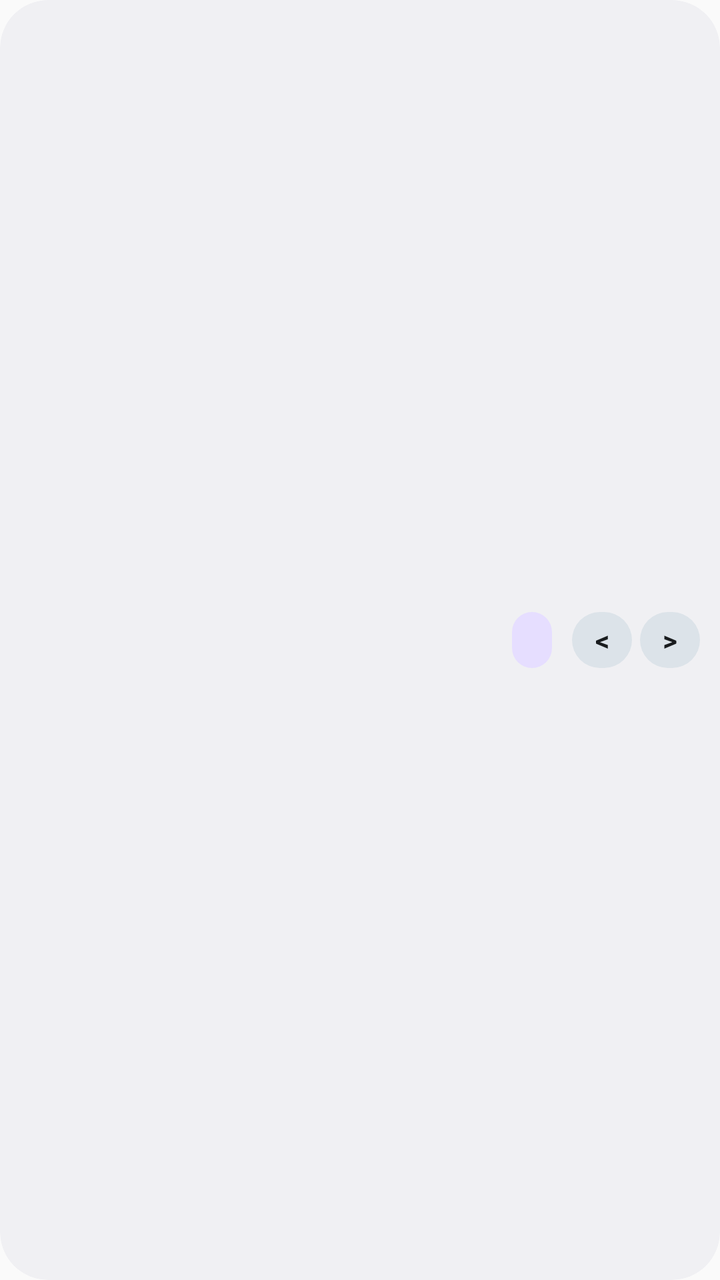
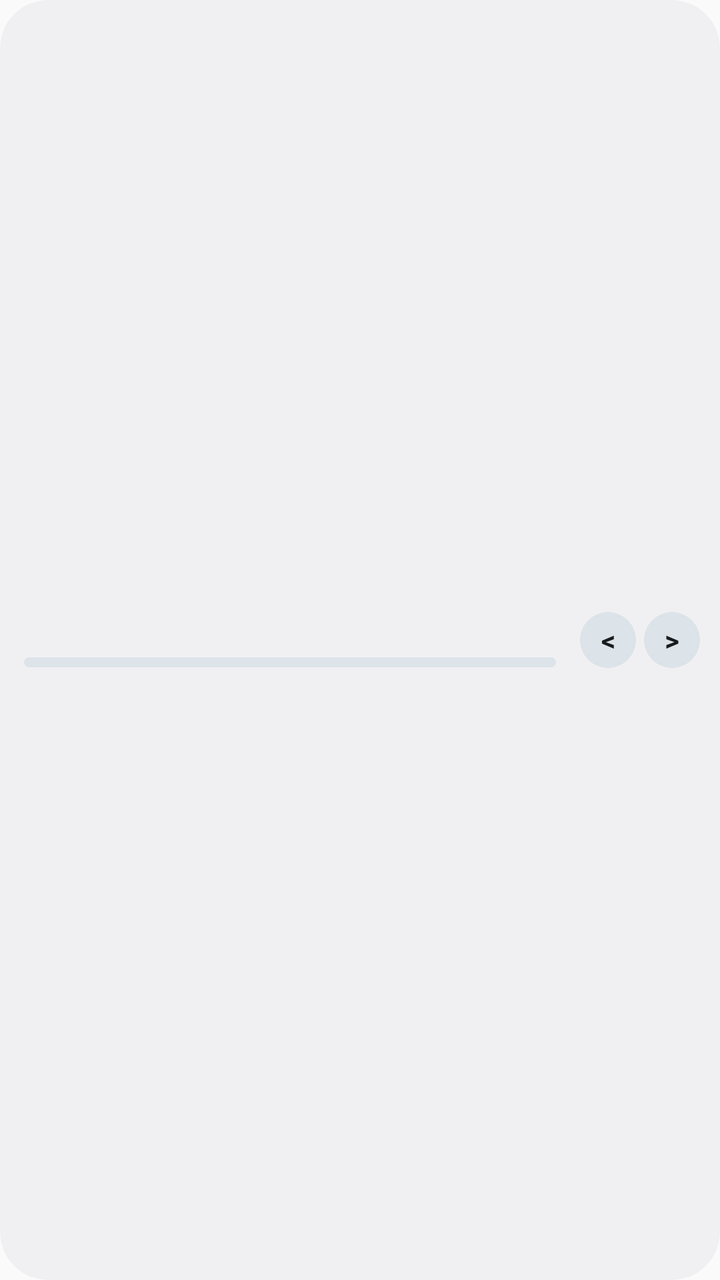

An Android layout rendered at two revisions. The XML below is the earlier revision; the diff shows what the commit changed to produce the second picture.
<!-- AndroidManifest.xml: application theme Theme.TotalCheck -->
<!-- res/layout/widget_counter_bar.xml -->
<?xml version="1.0" encoding="utf-8"?>
<LinearLayout xmlns:android="http://schemas.android.com/apk/res/android"
    android:layout_width="match_parent"
    android:layout_height="match_parent"
    android:background="@drawable/widget_bg_rounded"
    android:clipToOutline="true"
    android:gravity="center_vertical"
    android:orientation="horizontal"
    android:paddingBottom="6dp"
    android:paddingEnd="10dp"
    android:paddingStart="12dp"
    android:paddingTop="6dp">

    
    <ViewFlipper
        android:id="@+id/widget_counter_flipper"
        android:layout_width="0dp"
        android:layout_height="match_parent"
        android:layout_weight="1"
        android:autoStart="false"
        android:inAnimation="@anim/widget_flipper_in"
        android:measureAllChildren="false"
        android:outAnimation="@anim/widget_flipper_out">

        
        <LinearLayout
            android:layout_width="match_parent"
            android:layout_height="match_parent"
            android:gravity="center_vertical"
            android:orientation="horizontal">

            <LinearLayout
                android:id="@+id/widget_counter_open_app_0"
                android:layout_width="0dp"
                android:layout_height="match_parent"
                android:layout_weight="1"
                android:gravity="center_vertical"
                android:orientation="vertical">

                <TextView
                    android:id="@+id/widget_counter_title_0"
                    android:layout_width="match_parent"
                    android:layout_height="wrap_content"
                    android:ellipsize="end"
                    android:maxLines="1"
                    android:textColor="@color/widget_on_surface"
                    android:textSize="14sp"
                    android:textStyle="bold" />

                <LinearLayout
                    android:id="@+id/widget_counter_wide_info_0"
                    android:layout_width="match_parent"
                    android:layout_height="wrap_content"
                    android:layout_marginTop="3dp"
                    android:gravity="center_vertical"
                    android:orientation="horizontal"
                    android:visibility="gone">

                    <ProgressBar
                        android:id="@+id/widget_counter_progress_active_0"
                        style="?android:attr/progressBarStyleHorizontal"
                        android:layout_width="0dp"
                        android:layout_height="5dp"
                        android:layout_weight="1"
                        android:max="100"
                        android:progress="0"
                        android:progressDrawable="@drawable/widget_progress_active" />

                    <ProgressBar
                        android:id="@+id/widget_counter_progress_done_0"
                        style="?android:attr/progressBarStyleHorizontal"
                        android:layout_width="0dp"
                        android:layout_height="5dp"
                        android:layout_weight="1"
                        android:max="100"
                        android:progress="100"
                        android:progressDrawable="@drawable/widget_progress_done"
                        android:visibility="gone" />

                    <TextView
                        android:id="@+id/widget_counter_ratio_0"
                        android:layout_width="wrap_content"
                        android:layout_height="wrap_content"
                        android:layout_marginStart="6dp"
                        android:maxLines="1"
                        android:textColor="@color/widget_on_surface_variant"
                        android:textSize="11sp"
                        android:textStyle="normal" />
                </LinearLayout>
            </LinearLayout>

            <TextView
                android:id="@+id/widget_counter_badge_0"
                android:layout_width="wrap_content"
                android:layout_height="28dp"
                android:layout_marginStart="6dp"
                android:background="@drawable/widget_pill_tertiary_container"
                android:ellipsize="end"
                android:gravity="center"
                android:maxLines="1"
                android:paddingEnd="10dp"
                android:paddingStart="10dp"
                android:textColor="@color/widget_on_tertiary_container"
                android:textSize="12sp"
                android:textStyle="bold" />
        </LinearLayout>

        
        <LinearLayout
            android:layout_width="match_parent"
            android:layout_height="match_parent"
            android:gravity="center_vertical"
            android:orientation="horizontal">

            <LinearLayout
                android:id="@+id/widget_counter_open_app_1"
                android:layout_width="0dp"
                android:layout_height="match_parent"
                android:layout_weight="1"
                android:gravity="center_vertical"
                android:orientation="vertical">

                <TextView
                    android:id="@+id/widget_counter_title_1"
                    android:layout_width="match_parent"
                    android:layout_height="wrap_content"
                    android:ellipsize="end"
                    android:maxLines="1"
                    android:textColor="@color/widget_on_surface"
                    android:textSize="14sp"
                    android:textStyle="bold" />

                <LinearLayout
                    android:id="@+id/widget_counter_wide_info_1"
                    android:layout_width="match_parent"
                    android:layout_height="wrap_content"
                    android:layout_marginTop="3dp"
                    android:gravity="center_vertical"
                    android:orientation="horizontal"
                    android:visibility="gone">

                    <ProgressBar
                        android:id="@+id/widget_counter_progress_active_1"
                        style="?android:attr/progressBarStyleHorizontal"
                        android:layout_width="0dp"
                        android:layout_height="5dp"
                        android:layout_weight="1"
                        android:max="100"
                        android:progress="0"
                        android:progressDrawable="@drawable/widget_progress_active" />

                    <ProgressBar
                        android:id="@+id/widget_counter_progress_done_1"
                        style="?android:attr/progressBarStyleHorizontal"
                        android:layout_width="0dp"
                        android:layout_height="5dp"
                        android:layout_weight="1"
                        android:max="100"
                        android:progress="100"
                        android:progressDrawable="@drawable/widget_progress_done"
                        android:visibility="gone" />

                    <TextView
                        android:id="@+id/widget_counter_ratio_1"
                        android:layout_width="wrap_content"
                        android:layout_height="wrap_content"
                        android:layout_marginStart="6dp"
                        android:maxLines="1"
                        android:textColor="@color/widget_on_surface_variant"
                        android:textSize="11sp"
                        android:textStyle="normal" />
                </LinearLayout>
            </LinearLayout>

            <TextView
                android:id="@+id/widget_counter_badge_1"
                android:layout_width="wrap_content"
                android:layout_height="28dp"
                android:layout_marginStart="6dp"
                android:background="@drawable/widget_pill_tertiary_container"
                android:ellipsize="end"
                android:gravity="center"
                android:maxLines="1"
                android:paddingEnd="10dp"
                android:paddingStart="10dp"
                android:textColor="@color/widget_on_tertiary_container"
                android:textSize="12sp"
                android:textStyle="bold" />
        </LinearLayout>
    </ViewFlipper>

    
    <LinearLayout
        android:layout_width="wrap_content"
        android:layout_height="32dp"
        android:layout_marginStart="6dp"
        android:animateLayoutChanges="true"
        android:gravity="center_vertical"
        android:orientation="horizontal">

        <TextView
            android:id="@+id/widget_counter_btn_reset"
            android:layout_width="30dp"
            android:layout_height="28dp"
            android:background="@drawable/widget_pill_surface_variant"
            android:gravity="center"
            android:maxLines="1"
            android:text="@string/widget_reset_icon"
            android:textColor="@color/widget_on_surface_variant"
            android:textSize="13sp"
            android:textStyle="bold"
            android:visibility="gone" />

        <TextView
            android:id="@+id/widget_counter_btn_reset_confirm"
            android:layout_width="wrap_content"
            android:layout_height="28dp"
            android:background="@drawable/widget_pill_error_container"
            android:gravity="center"
            android:maxLines="1"
            android:paddingEnd="10dp"
            android:paddingStart="10dp"
            android:text="@string/widget_reset_confirm"
            android:textColor="@color/widget_on_error_container"
            android:textSize="12sp"
            android:textStyle="bold"
            android:visibility="gone" />

        <TextView
            android:id="@+id/widget_counter_btn_prev"
            android:layout_width="30dp"
            android:layout_height="28dp"
            android:layout_marginStart="4dp"
            android:background="@drawable/widget_pill_surface_variant"
            android:gravity="center"
            android:maxLines="1"
            android:text="@string/widget_prev_checklist"
            android:textColor="@color/widget_on_surface"
            android:textSize="14sp"
            android:textStyle="bold" />

        <TextView
            android:id="@+id/widget_counter_btn_next"
            android:layout_width="30dp"
            android:layout_height="28dp"
            android:layout_marginStart="4dp"
            android:background="@drawable/widget_pill_surface_variant"
            android:gravity="center"
            android:maxLines="1"
            android:text="@string/widget_next_checklist"
            android:textColor="@color/widget_on_surface"
            android:textSize="14sp"
            android:textStyle="bold" />
    </LinearLayout>
</LinearLayout>
<!-- resources referenced by this layout -->
<resources>
  <color name="widget_on_error_container">#410E0B</color>
  <color name="widget_on_surface">#181C24</color>
  <color name="widget_on_surface_variant">#535C6D</color>
  <color name="widget_on_tertiary_container">#3A2000</color>
  <!-- drawable widget_bg_rounded (drawable) -->
  <?xml version="1.0" encoding="utf-8"?>
  <shape xmlns:android="http://schemas.android.com/apk/res/android"
      android:shape="rectangle">
      <solid android:color="@color/widget_bg" />
      <corners android:radius="24dp" />
  </shape>
  <!-- drawable widget_pill_error_container (drawable) -->
  <?xml version="1.0" encoding="utf-8"?>
  <ripple xmlns:android="http://schemas.android.com/apk/res/android"
      android:color="@color/widget_ripple">
      <item android:id="@android:id/mask">
          <shape android:shape="rectangle">
              <solid android:color="#FFFFFFFF" />
              <corners android:radius="999dp" />
          </shape>
      </item>
      <item>
          <shape android:shape="rectangle">
              <solid android:color="@color/widget_error_container" />
              <corners android:radius="999dp" />
          </shape>
      </item>
  </ripple>
  <!-- drawable widget_pill_surface_variant (drawable) -->
  <?xml version="1.0" encoding="utf-8"?>
  <ripple xmlns:android="http://schemas.android.com/apk/res/android"
      android:color="@color/widget_ripple">
      <item android:id="@android:id/mask">
          <shape android:shape="rectangle">
              <solid android:color="#FFFFFFFF" />
              <corners android:radius="999dp" />
          </shape>
      </item>
      <item>
          <shape android:shape="rectangle">
              <solid android:color="@color/widget_surface_variant" />
              <corners android:radius="999dp" />
          </shape>
      </item>
  </ripple>
  <!-- drawable widget_pill_tertiary_container (drawable) -->
  <?xml version="1.0" encoding="utf-8"?>
  <ripple xmlns:android="http://schemas.android.com/apk/res/android"
      android:color="@color/widget_ripple">
      <item android:id="@android:id/mask">
          <shape android:shape="rectangle">
              <solid android:color="#FFFFFFFF" />
              <corners android:radius="999dp" />
          </shape>
      </item>
      <item>
          <shape android:shape="rectangle">
              <solid android:color="@color/widget_tertiary_container" />
              <corners android:radius="999dp" />
          </shape>
      </item>
  </ripple>
  <!-- drawable widget_progress_done (drawable) -->
  <?xml version="1.0" encoding="utf-8"?>
  <layer-list xmlns:android="http://schemas.android.com/apk/res/android">
      <item android:id="@android:id/background">
          <shape android:shape="rectangle">
              <solid android:color="@color/widget_surface_variant" />
              <corners android:radius="999dp" />
          </shape>
      </item>
      <item android:id="@android:id/progress">
          <clip>
              <shape android:shape="rectangle">
                  <solid android:color="@color/widget_primary" />
                  <corners android:radius="999dp" />
              </shape>
          </clip>
      </item>
  </layer-list>
  <string name="widget_next_checklist">&gt;</string>
  <string name="widget_prev_checklist">&lt;</string>
  <string name="widget_reset_confirm">Sure?</string>
  <string name="widget_reset_icon">↺</string>
  <style name="Theme.TotalCheck" parent="android:Theme.Material.Light.NoActionBar" />
  <color name="widget_bg">#F3F5FA</color>
  <color name="widget_ripple">#26181C24</color>
  <color name="widget_error_container">#F9DEDC</color>
  <color name="widget_surface_variant">#E1E7F2</color>
  <color name="widget_tertiary_container">#FFE8C2</color>
  <color name="widget_tertiary">#D97706</color>
  <color name="widget_primary">#2860C7</color>
  <!-- unchanged entries left out for length: 1 -->
</resources>

<!-- the commit's change to res/layout/widget_counter_bar.xml (unified diff, before → after) -->
@@ -24,168 +24,118 @@
 
         
         <LinearLayout
+            android:id="@+id/widget_counter_open_app_0"
             android:layout_width="match_parent"
             android:layout_height="match_parent"
             android:gravity="center_vertical"
-            android:orientation="horizontal">
+            android:orientation="vertical">
 
             <LinearLayout
-                android:id="@+id/widget_counter_open_app_0"
-                android:layout_width="0dp"
-                android:layout_height="match_parent"
-                android:layout_weight="1"
+                android:layout_width="match_parent"
+                android:layout_height="wrap_content"
                 android:gravity="center_vertical"
-                android:orientation="vertical">
+                android:orientation="horizontal">
 
                 <TextView
                     android:id="@+id/widget_counter_title_0"
-                    android:layout_width="match_parent"
-                    android:layout_height="wrap_content"
+                    android:layout_width="0dp"
+                    android:layout_height="wrap_content"
+                    android:layout_weight="1"
                     android:ellipsize="end"
                     android:maxLines="1"
                     android:textColor="@color/widget_on_surface"
-                    android:textSize="14sp"
-                    android:textStyle="bold" />
-
-                <LinearLayout
-                    android:id="@+id/widget_counter_wide_info_0"
-                    android:layout_width="match_parent"
-                    android:layout_height="wrap_content"
-                    android:layout_marginTop="3dp"
-                    android:gravity="center_vertical"
-                    android:orientation="horizontal"
-                    android:visibility="gone">
-
-                    <ProgressBar
-                        android:id="@+id/widget_counter_progress_active_0"
-                        style="?android:attr/progressBarStyleHorizontal"
-                        android:layout_width="0dp"
-                        android:layout_height="5dp"
-                        android:layout_weight="1"
-                        android:max="100"
-                        android:progress="0"
-                        android:progressDrawable="@drawable/widget_progress_active" />
-
-                    <ProgressBar
-                        android:id="@+id/widget_counter_progress_done_0"
-                        style="?android:attr/progressBarStyleHorizontal"
-                        android:layout_width="0dp"
-                        android:layout_height="5dp"
-                        android:layout_weight="1"
-                        android:max="100"
-                        android:progress="100"
-                        android:progressDrawable="@drawable/widget_progress_done"
-                        android:visibility="gone" />
-
-                    <TextView
-                        android:id="@+id/widget_counter_ratio_0"
-                        android:layout_width="wrap_content"
-                        android:layout_height="wrap_content"
-                        android:layout_marginStart="6dp"
-                        android:maxLines="1"
-                        android:textColor="@color/widget_on_surface_variant"
-                        android:textSize="11sp"
-                        android:textStyle="normal" />
-                </LinearLayout>
+                    android:textSize="13.5sp"
+                    android:textStyle="bold" />
+
+                <TextView
+                    android:id="@+id/widget_counter_count_0"
+                    android:layout_width="wrap_content"
+                    android:layout_height="wrap_content"
+                    android:layout_marginStart="6dp"
+                    android:maxLines="1"
+                    android:textColor="@color/widget_tertiary"
+                    android:textSize="11.5sp"
+                    android:textStyle="bold" />
             </LinearLayout>
 
-            <TextView
-                android:id="@+id/widget_counter_badge_0"
-                android:layout_width="wrap_content"
-                android:layout_height="28dp"
-                android:layout_marginStart="6dp"
-                android:background="@drawable/widget_pill_tertiary_container"
-                android:ellipsize="end"
-                android:gravity="center"
-                android:maxLines="1"
-                android:paddingEnd="10dp"
-                android:paddingStart="10dp"
-                android:textColor="@color/widget_on_tertiary_container"
-                android:textSize="12sp"
-                android:textStyle="bold" />
+            <ProgressBar
+                android:id="@+id/widget_counter_progress_active_0"
+                style="?android:attr/progressBarStyleHorizontal"
+                android:layout_width="match_parent"
+                android:layout_height="5dp"
+                android:layout_marginTop="4dp"
+                android:max="100"
+                android:progress="0"
+                android:progressDrawable="@drawable/widget_progress_active" />
+
+            <ProgressBar
+                android:id="@+id/widget_counter_progress_done_0"
+                style="?android:attr/progressBarStyleHorizontal"
+                android:layout_width="match_parent"
+                android:layout_height="5dp"
+                android:layout_marginTop="4dp"
+                android:max="100"
+                android:progress="100"
+                android:progressDrawable="@drawable/widget_progress_done"
+                android:visibility="gone" />
         </LinearLayout>
 
         
         <LinearLayout
+            android:id="@+id/widget_counter_open_app_1"
             android:layout_width="match_parent"
             android:layout_height="match_parent"
             android:gravity="center_vertical"
-            android:orientation="horizontal">
+            android:orientation="vertical">
 
             <LinearLayout
-                android:id="@+id/widget_counter_open_app_1"
-                android:layout_width="0dp"
-                android:layout_height="match_parent"
-                android:layout_weight="1"
+                android:layout_width="match_parent"
+                android:layout_height="wrap_content"
                 android:gravity="center_vertical"
-                android:orientation="vertical">
+                android:orientation="horizontal">
 
                 <TextView
                     android:id="@+id/widget_counter_title_1"
-                    android:layout_width="match_parent"
-                    android:layout_height="wrap_content"
+                    android:layout_width="0dp"
+                    android:layout_height="wrap_content"
+                    android:layout_weight="1"
                     android:ellipsize="end"
                     android:maxLines="1"
                     android:textColor="@color/widget_on_surface"
-                    android:textSize="14sp"
-                    android:textStyle="bold" />
-
-                <LinearLayout
-                    android:id="@+id/widget_counter_wide_info_1"
-                    android:layout_width="match_parent"
-                    android:layout_height="wrap_content"
-                    android:layout_marginTop="3dp"
-                    android:gravity="center_vertical"
-                    android:orientation="horizontal"
-                    android:visibility="gone">
-
-                    <ProgressBar
-                        android:id="@+id/widget_counter_progress_active_1"
-                        style="?android:attr/progressBarStyleHorizontal"
-                        android:layout_width="0dp"
-                        android:layout_height="5dp"
-                        android:layout_weight="1"
-                        android:max="100"
-                        android:progress="0"
-                        android:progressDrawable="@drawable/widget_progress_active" />
-
-                    <ProgressBar
-                        android:id="@+id/widget_counter_progress_done_1"
-                        style="?android:attr/progressBarStyleHorizontal"
-                        android:layout_width="0dp"
-                        android:layout_height="5dp"
-                        android:layout_weight="1"
-                        android:max="100"
-                        android:progress="100"
-                        android:progressDrawable="@drawable/widget_progress_done"
-                        android:visibility="gone" />
-
-                    <TextView
-                        android:id="@+id/widget_counter_ratio_1"
-                        android:layout_width="wrap_content"
-                        android:layout_height="wrap_content"
-                        android:layout_marginStart="6dp"
-                        android:maxLines="1"
-                        android:textColor="@color/widget_on_surface_variant"
-                        android:textSize="11sp"
-                        android:textStyle="normal" />
-                </LinearLayout>
+                    android:textSize="13.5sp"
+                    android:textStyle="bold" />
+
+                <TextView
+                    android:id="@+id/widget_counter_count_1"
+                    android:layout_width="wrap_content"
+                    android:layout_height="wrap_content"
+                    android:layout_marginStart="6dp"
+                    android:maxLines="1"
+                    android:textColor="@color/widget_tertiary"
+                    android:textSize="11.5sp"
+                    android:textStyle="bold" />
             </LinearLayout>
 
-            <TextView
-                android:id="@+id/widget_counter_badge_1"
-                android:layout_width="wrap_content"
-                android:layout_height="28dp"
-                android:layout_marginStart="6dp"
-                android:background="@drawable/widget_pill_tertiary_container"
-                android:ellipsize="end"
-                android:gravity="center"
-                android:maxLines="1"
-                android:paddingEnd="10dp"
-                android:paddingStart="10dp"
-                android:textColor="@color/widget_on_tertiary_container"
-                android:textSize="12sp"
-                android:textStyle="bold" />
+            <ProgressBar
+                android:id="@+id/widget_counter_progress_active_1"
+                style="?android:attr/progressBarStyleHorizontal"
+                android:layout_width="match_parent"
+                android:layout_height="5dp"
+                android:layout_marginTop="4dp"
+                android:max="100"
+                android:progress="0"
+                android:progressDrawable="@drawable/widget_progress_active" />
+
+            <ProgressBar
+                android:id="@+id/widget_counter_progress_done_1"
+                style="?android:attr/progressBarStyleHorizontal"
+                android:layout_width="match_parent"
+                android:layout_height="5dp"
+                android:layout_marginTop="4dp"
+                android:max="100"
+                android:progress="100"
+                android:progressDrawable="@drawable/widget_progress_done"
+                android:visibility="gone" />
         </LinearLayout>
     </ViewFlipper>
 
@@ -193,14 +143,14 @@
     <LinearLayout
         android:layout_width="wrap_content"
         android:layout_height="32dp"
-        android:layout_marginStart="6dp"
+        android:layout_marginStart="8dp"
         android:animateLayoutChanges="true"
         android:gravity="center_vertical"
         android:orientation="horizontal">
 
         <TextView
             android:id="@+id/widget_counter_btn_reset"
-            android:layout_width="30dp"
+            android:layout_width="28dp"
             android:layout_height="28dp"
             android:background="@drawable/widget_pill_surface_variant"
             android:gravity="center"
@@ -228,7 +178,7 @@
 
         <TextView
             android:id="@+id/widget_counter_btn_prev"
-            android:layout_width="30dp"
+            android:layout_width="28dp"
             android:layout_height="28dp"
             android:layout_marginStart="4dp"
             android:background="@drawable/widget_pill_surface_variant"
@@ -241,7 +191,7 @@
 
         <TextView
             android:id="@+id/widget_counter_btn_next"
-            android:layout_width="30dp"
+            android:layout_width="28dp"
             android:layout_height="28dp"
             android:layout_marginStart="4dp"
             android:background="@drawable/widget_pill_surface_variant"
<!-- resource entries referenced after the edit -->
@@ -3,7 +3,6 @@
   <color name="widget_on_error_container">#410E0B</color>
   <color name="widget_on_surface">#181C24</color>
   <color name="widget_on_surface_variant">#535C6D</color>
-  <color name="widget_on_tertiary_container">#3A2000</color>
   <!-- drawable widget_bg_rounded (drawable) -->
   <?xml version="1.0" encoding="utf-8"?>
   <shape xmlns:android="http://schemas.android.com/apk/res/android"
@@ -45,23 +44,6 @@
           </shape>
       </item>
   </ripple>
-  <!-- drawable widget_pill_tertiary_container (drawable) -->
-  <?xml version="1.0" encoding="utf-8"?>
-  <ripple xmlns:android="http://schemas.android.com/apk/res/android"
-      android:color="@color/widget_ripple">
-      <item android:id="@android:id/mask">
-          <shape android:shape="rectangle">
-              <solid android:color="#FFFFFFFF" />
-              <corners android:radius="999dp" />
-          </shape>
-      </item>
-      <item>
-          <shape android:shape="rectangle">
-              <solid android:color="@color/widget_tertiary_container" />
-              <corners android:radius="999dp" />
-          </shape>
-      </item>
-  </ripple>
   <!-- drawable widget_progress_done (drawable) -->
   <?xml version="1.0" encoding="utf-8"?>
   <layer-list xmlns:android="http://schemas.android.com/apk/res/android">
@@ -89,7 +71,6 @@
   <color name="widget_ripple">#26181C24</color>
   <color name="widget_error_container">#F9DEDC</color>
   <color name="widget_surface_variant">#E1E7F2</color>
-  <color name="widget_tertiary_container">#FFE8C2</color>
   <color name="widget_tertiary">#D97706</color>
   <color name="widget_primary">#2860C7</color>
   <!-- unchanged entries left out for length: 1 -->
